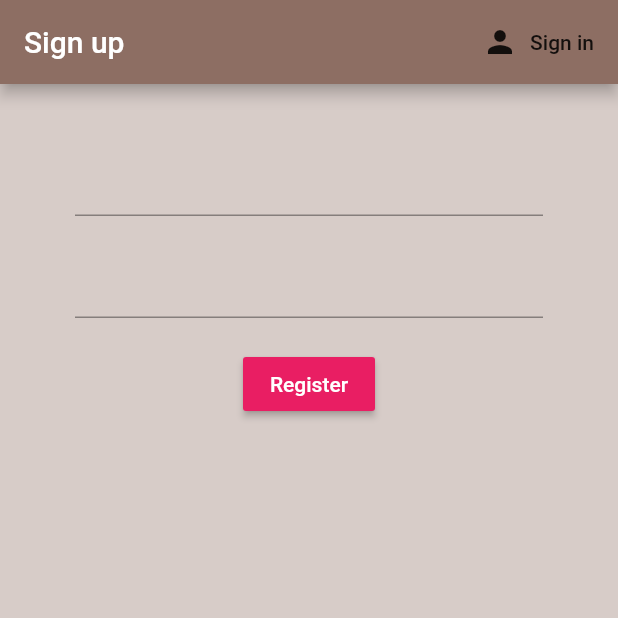
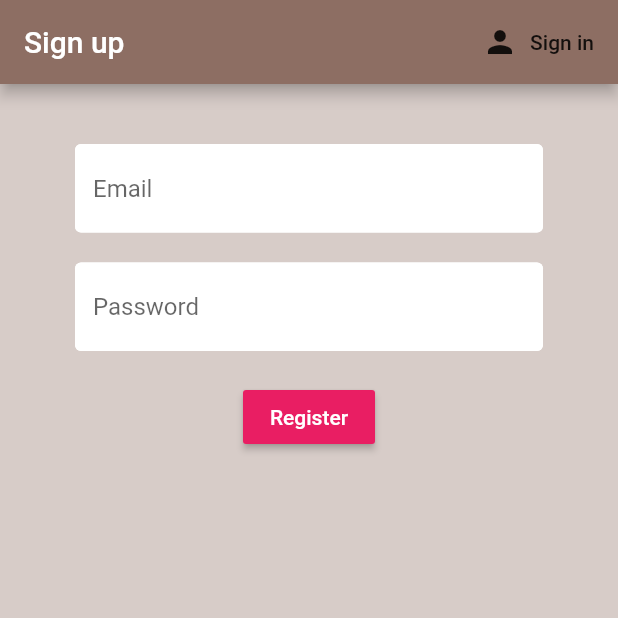
Before and after one commit to morepradip/brew_crew, a Flutter app: the screen it shows after launch, after a tap on "Sign in", after a tap on "Register", on a phone screen of 412 x 824 dp, the top half of it. Run offline on Flutter 3.47's test engine with Material 2 defaults, Android fonts, the phone set to English and light mode, and no system bars; our stand-ins replace firebase_auth; accounts and stored records are empty.

Commit message:
text field input decoration

```diff
--- a/lib/screens/authenticate/register.dart
+++ b/lib/screens/authenticate/register.dart
@@ -1,6 +1,7 @@
 import 'dart:developer';
 
 import 'package:brew_crew/services/auth.dart';
+import 'package:brew_crew/shared/constants.dart';
 import 'package:flutter/material.dart';
 
 class Register extends StatefulWidget {
@@ -41,7 +42,8 @@ class _RegisterState extends State<Register> {
           )
         ],
       ),
-      body: Container(
+      body: SingleChildScrollView(
+        child: Container(
             padding: EdgeInsets.symmetric(
               vertical: 20,
               horizontal: 50,
@@ -54,7 +56,9 @@ class _RegisterState extends State<Register> {
                     height: 20,
                   ),
                   TextFormField(
-                  validator: (value) => value.isEmpty ? 'Enter an email' : null,
+                    decoration: inputDecoration.copyWith(hintText: 'Email'),
+                    validator: (value) =>
+                        value.isEmpty ? 'Enter an email' : null,
                     onChanged: (value) {
                       setState(() {
                         email = value;
@@ -65,6 +69,7 @@ class _RegisterState extends State<Register> {
                     height: 20,
                   ),
                   TextFormField(
+                    decoration: inputDecoration.copyWith(hintText: 'Password'),
                     validator: (value) =>
                         value.length < 6 ? 'Password must be 8 or more ' : null,
                     obscureText: true,
@@ -84,8 +89,8 @@ class _RegisterState extends State<Register> {
                         style: TextStyle(color: Colors.white),
                       ),
                       onPressed: () async {
-                      dynamic result = await _auth.registerWithEmailAndPassword(
-                          email, password);
+                        dynamic result = await _auth
+                            .registerWithEmailAndPassword(email, password);
                         if (result == null) {
                           setState(() {
                             error = 'Please supply valid email';
@@ -99,6 +104,7 @@ class _RegisterState extends State<Register> {
                 ],
               ),
             )),
+      ),
     );
   }
 }
--- a/lib/screens/authenticate/sign_in.dart
+++ b/lib/screens/authenticate/sign_in.dart
@@ -3,6 +3,7 @@ import 'dart:ui';
 
 import 'package:brew_crew/models/user.dart';
 import 'package:brew_crew/services/auth.dart';
+import 'package:brew_crew/shared/constants.dart';
 import 'package:firebase_auth/firebase_auth.dart';
 import 'package:flutter/material.dart';
 
@@ -40,7 +41,8 @@ class _SignInState extends State<SignIn> {
           )
         ],
       ),
-      body: Container(
+      body: SingleChildScrollView(
+        child: Container(
             padding: EdgeInsets.symmetric(
               vertical: 20,
               horizontal: 50,
@@ -53,7 +55,9 @@ class _SignInState extends State<SignIn> {
                     height: 20,
                   ),
                   TextFormField(
-                  validator: (value) => value.isEmpty ? 'Enter an email' : null,
+                    decoration: inputDecoration.copyWith(hintText: 'Email'),
+                    validator: (value) =>
+                        value.isEmpty ? 'Enter an email' : null,
                     onChanged: (value) {
                       setState(() {
                         email = value;
@@ -64,6 +68,7 @@ class _SignInState extends State<SignIn> {
                     height: 20,
                   ),
                   TextFormField(
+                    decoration: inputDecoration.copyWith(hintText: 'Password'),
                     validator: (value) =>
                         value.length < 6 ? 'Password must be 8 or more ' : null,
                     obscureText: true,
@@ -84,8 +89,9 @@ class _SignInState extends State<SignIn> {
                     ),
                     onPressed: () async {
                       if (_formKey.currentState.validate()) {
-                      dynamic user = await _auth.signInWithEmailAndPassword(email, password);
-                      if(user == null){
+                        dynamic user = await _auth.signInWithEmailAndPassword(
+                            email, password);
+                        if (user == null) {
                           setState(() {
                             error = 'Invalid Credentials';
                           });
@@ -93,12 +99,14 @@ class _SignInState extends State<SignIn> {
                       }
                     },
                   ),
-                SizedBox(height: 8,),
+                  SizedBox(
+                    height: 8,
+                  ),
                   Text(error),
-
                 ],
               ),
             )),
+      ),
     );
   }
 }
--- /dev/null
+++ b/lib/shared/constants.dart
@@ -0,0 +1,18 @@
+import 'package:flutter/material.dart';
+
+const inputDecoration = InputDecoration(
+  fillColor: Colors.white,
+  filled: true,
+  enabledBorder: OutlineInputBorder(
+    borderSide: BorderSide(
+      color: Colors.white,
+      width: 2.0,
+    ),
+  ),
+  focusedBorder: OutlineInputBorder(
+    borderSide: BorderSide(
+      color: Colors.pink,
+      width: 2.0,
+    ),
+  ),
+);
```
Lines whose indentation alone changed are shown as unchanged.
